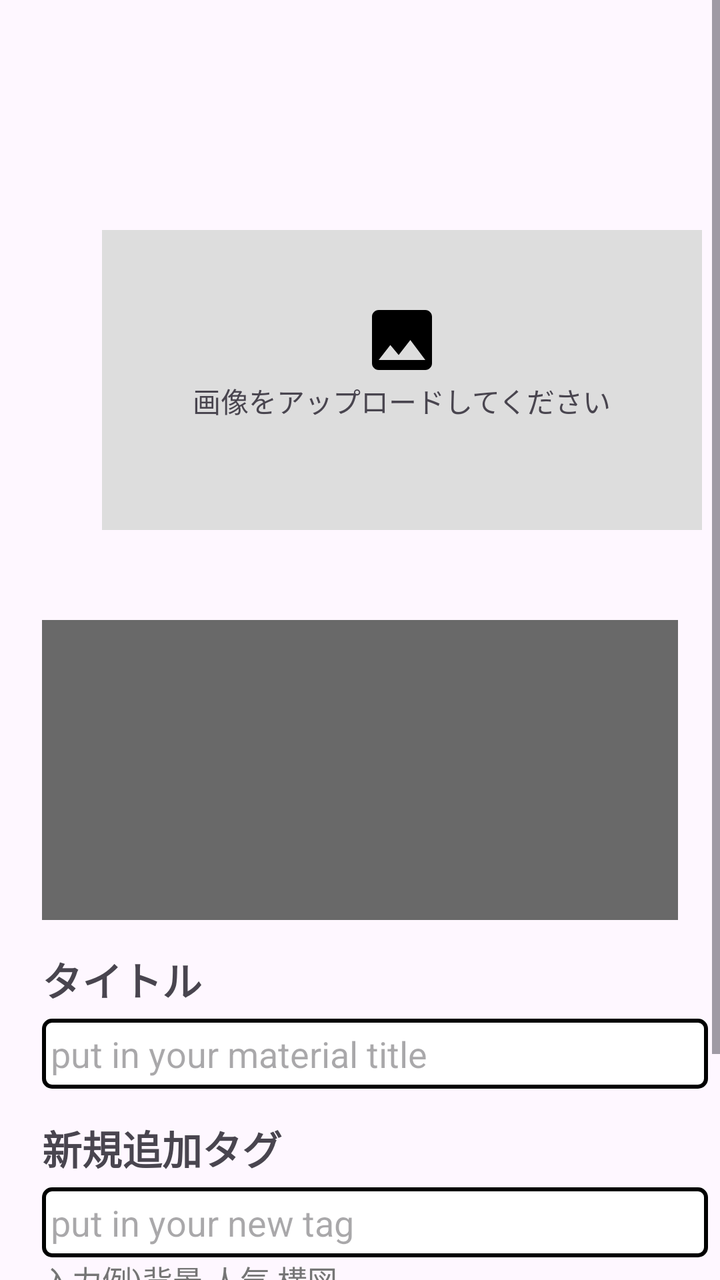
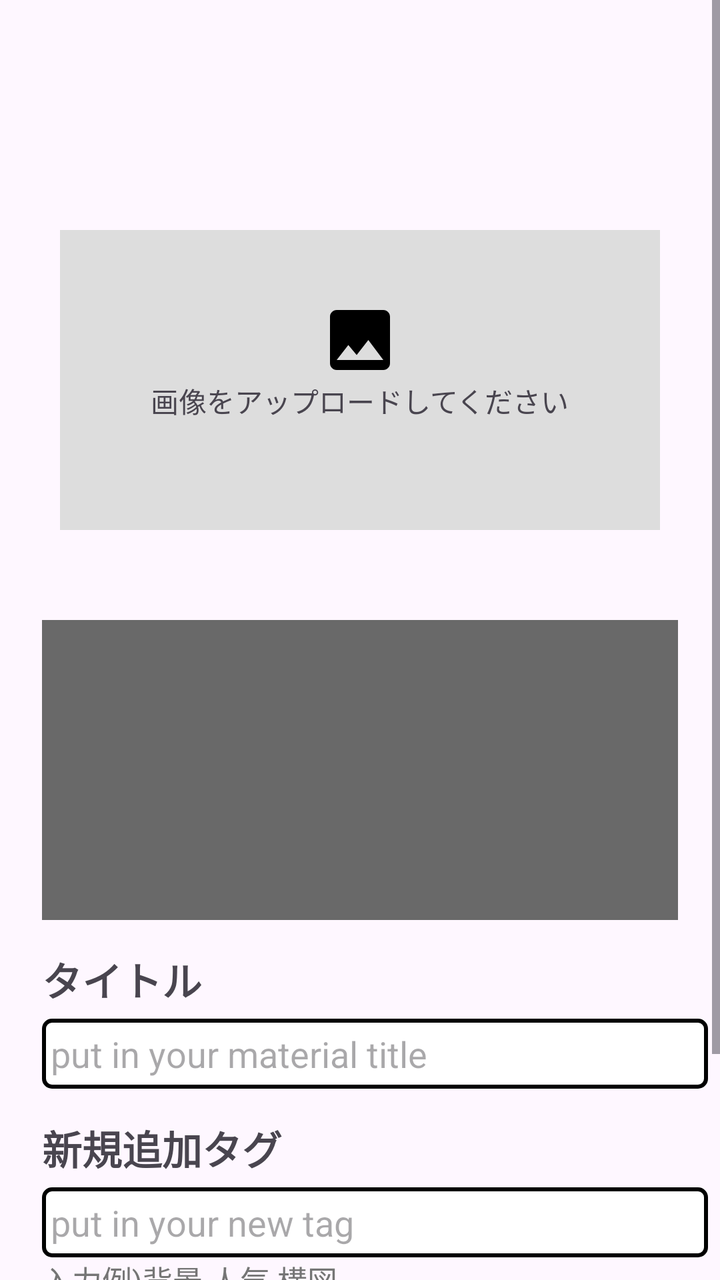

Two renders of the same Android screen: before a commit and after it. Below are the layout's source before the change and the commit's diff.
<!-- AndroidManifest.xml: application theme Theme.IllustMaterial -->
<!-- res/layout/activity_register.xml -->
<?xml version="1.0" encoding="utf-8"?>
<androidx.drawerlayout.widget.DrawerLayout
    xmlns:android="http://schemas.android.com/apk/res/android"
    xmlns:app="http://schemas.android.com/apk/res-auto"
    xmlns:tools="http://schemas.android.com/tools"
    android:id="@+id/drawerLayout"
    android:layout_width="match_parent"
    android:layout_height="match_parent"
    tools:context=".RegisterActivity">

    <androidx.constraintlayout.widget.ConstraintLayout xmlns:android="http://schemas.android.com/apk/res/android"
    xmlns:app="http://schemas.android.com/apk/res-auto"
    xmlns:tools="http://schemas.android.com/tools"
    android:id="@+id/main"
    android:layout_width="match_parent"
    android:layout_height="match_parent"
    tools:context=".RegisterActivity">
        <ScrollView
            android:layout_width="match_parent"
            android:layout_height="match_parent">

        <LinearLayout
            xmlns:android="http://schemas.android.com/apk/res/android"
            android:layout_width="match_parent"
            android:layout_height="wrap_content"
            android:orientation="vertical"
            android:padding="6dp">

            <androidx.appcompat.widget.Toolbar
                android:id="@+id/toolbar"
                android:layout_width="match_parent"
                android:layout_height="?attr/actionBarSize"
                android:title="画像管理アプリ"
                />

            <LinearLayout
                android:id="@+id/uploaderUI"
                android:layout_width="300dp"
                android:layout_height="150dp"
                android:layout_margin="45dp"
                android:orientation="vertical"
                android:gravity="center"
                android:background="#DDDDDD"
                android:clickable="true"
                android:focusable="true">
            <ImageView
                android:layout_width="40dp"
                android:layout_height="40dp"
                android:src="@drawable/is_image"
                />
            <TextView
                android:layout_width="wrap_content"
                android:layout_height="40dp"
                android:text="画像をアップロードしてください"/>

            </LinearLayout>

            <HorizontalScrollView
                android:id="@+id/preImageBar"
                android:layout_height="150dp"
                android:layout_width="match_parent"
                android:background="#696969"
                android:scrollbars="none"
                android:layout_marginEnd="15dp"
                android:layout_marginStart="15dp">

                <LinearLayout
                    android:id="@+id/preImageBarContent"
                    android:layout_width="wrap_content"
                    android:layout_height="wrap_content"
                    android:orientation="horizontal"

                    >

                </LinearLayout>
            </HorizontalScrollView>

            <TextView
                android:layout_height="wrap_content"
                android:layout_width="wrap_content"
                android:text="タイトル"
                android:textStyle="bold"
                android:textSize="20dp"
                android:layout_marginTop="15dp"
                android:layout_marginBottom="5dp"
                android:layout_marginStart="15dp"
                />
            <EditText
                android:id="@+id/titleNameIn"
                android:layout_height="35dp"
                android:layout_width="match_parent"
                android:hint=" put in your material title"
                android:singleLine="true"
                android:imeOptions="actionDone"
                android:background="@drawable/edittext_square"
                android:layout_marginStart="15dp"/>


            <TextView
                android:layout_height="wrap_content"
                android:layout_width="wrap_content"
                android:text="新規追加タグ"
                android:textStyle="bold"
                android:textSize="20dp"
                android:layout_marginTop="15dp"
                android:layout_marginBottom="5dp"
                android:layout_marginStart="15dp"
                />
            <EditText
                android:id="@+id/tagNameIn"
                android:layout_height="35dp"
                android:layout_width="match_parent"
                android:hint=" put in your new tag"
                android:singleLine="true"
                android:imeOptions="actionDone"
                android:background="@drawable/edittext_square"
                android:layout_marginStart="15dp"/>
            <TextView
                android:layout_height="wrap_content"
                android:layout_width="wrap_content"
                android:text="入力例)背景 人気 構図"
                android:textSize="15dp"
                android:textColor="#757575"
                android:layout_marginStart="15dp"
                />

            <LinearLayout
                android:layout_width="match_parent"
                android:layout_height="wrap_content"
                android:orientation="vertical"
                android:layout_margin="10dp">

                <View
                    android:layout_width="match_parent"
                    android:layout_height="1dp"
                    android:background="#DDDDDD" />

                <TextView
                    android:id="@+id/tagShelf"
                    android:layout_width="match_parent"
                    android:layout_height="wrap_content"
                    android:text="+ 以前に使用したタグ"
                    android:textSize="18dp"
                    android:padding="12dp"/>
                <View
                    android:layout_width="match_parent"
                    android:layout_height="1dp"
                    android:background="#DDDDDD" />

                <com.google.android.flexbox.FlexboxLayout
                    android:id="@+id/currentTagContent"
                    android:layout_width="match_parent"
                    android:layout_height="wrap_content"
                    android:orientation="horizontal"
                    android:visibility="gone"
                    app:flexDirection="row"
                    app:flexWrap="wrap"
                    app:justifyContent="flex_start">


                </com.google.android.flexbox.FlexboxLayout>

            </LinearLayout>


            <Button
                android:id="@+id/registerButton"
                android:layout_width="match_parent"
                android:layout_height="wrap_content"
                android:text="登録する"
                android:textColor="#ffffff"
                android:background="@drawable/red_square" />

        </LinearLayout>
        </ScrollView>>



</androidx.constraintlayout.widget.ConstraintLayout>
<com.google.android.material.navigation.NavigationView
android:id="@+id/navigationView"
android:layout_width="280dp"
android:layout_height="match_parent"
android:layout_gravity="start"
app:menu="@menu/drawer_menu" />

    </androidx.drawerlayout.widget.DrawerLayout>
<!-- resources referenced by this layout -->
<resources>
  <!-- drawable edittext_square (drawable) -->
  <?xml version="1.0" encoding="utf-8"?>
  <shape xmlns:android="http://schemas.android.com/apk/res/android"
      android:shape="rectangle">
  
      <solid android:color="#FFFFFF" />
  
      <stroke
          android:width="2dp"
          android:color="#000000" />
  
      <corners android:radius="4dp" />
  
  </shape>
  <!-- drawable is_image (drawable) -->
  <vector xmlns:android="http://schemas.android.com/apk/res/android" android:height="24dp" android:tint="#000000" android:viewportHeight="24" android:viewportWidth="24" android:width="24dp">
        
      <path android:fillColor="@android:color/white" android:pathData="M21,19V5c0,-1.1 -0.9,-2 -2,-2H5c-1.1,0 -2,0.9 -2,2v14c0,1.1 0.9,2 2,2h14c1.1,0 2,-0.9 2,-2zM8.5,13.5l2.5,3.01L14.5,12l4.5,6H5l3.5,-4.5z"/>
      
  </vector>
  <!-- drawable red_square (drawable) -->
  <?xml version="1.0" encoding="utf-8"?>
  <shape xmlns:android="http://schemas.android.com/apk/res/android"
      android:shape="rectangle">
  
      <solid android:color="#ff4500" />
  
      <stroke
          android:width="2dp"
          android:color="#ffffff" />
  
      <corners android:radius="10dp" />
  
  </shape>
  <style name="Theme.IllustMaterial" parent="Base.Theme.IllustMaterial" />
  <style name="Base.Theme.IllustMaterial" parent="Theme.Material3.DayNight.NoActionBar">
          
          
      </style>
</resources>

<!-- the commit's change to res/layout/activity_register.xml (unified diff, before → after) -->
@@ -40,6 +40,7 @@
                 android:layout_margin="45dp"
                 android:orientation="vertical"
                 android:gravity="center"
+                android:layout_gravity="center"
                 android:background="#DDDDDD"
                 android:clickable="true"
                 android:focusable="true">
